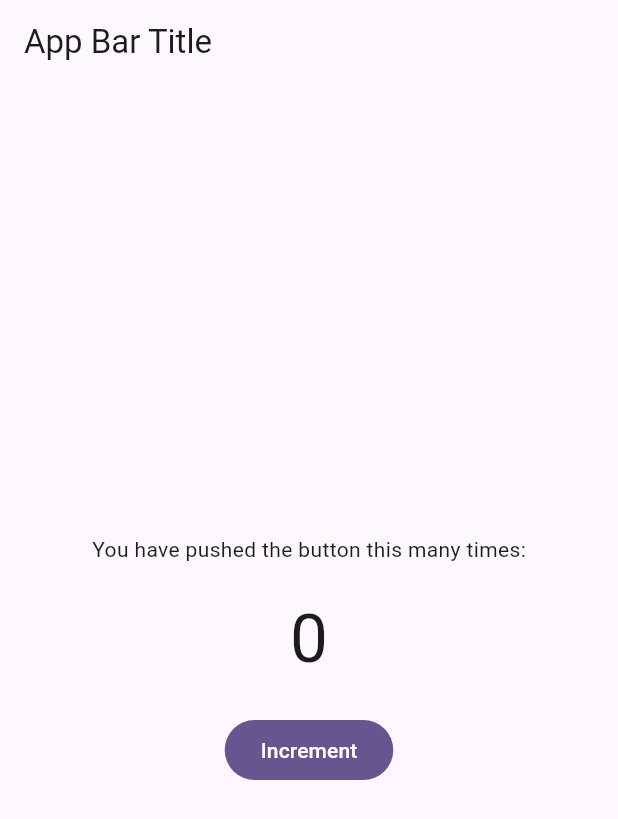
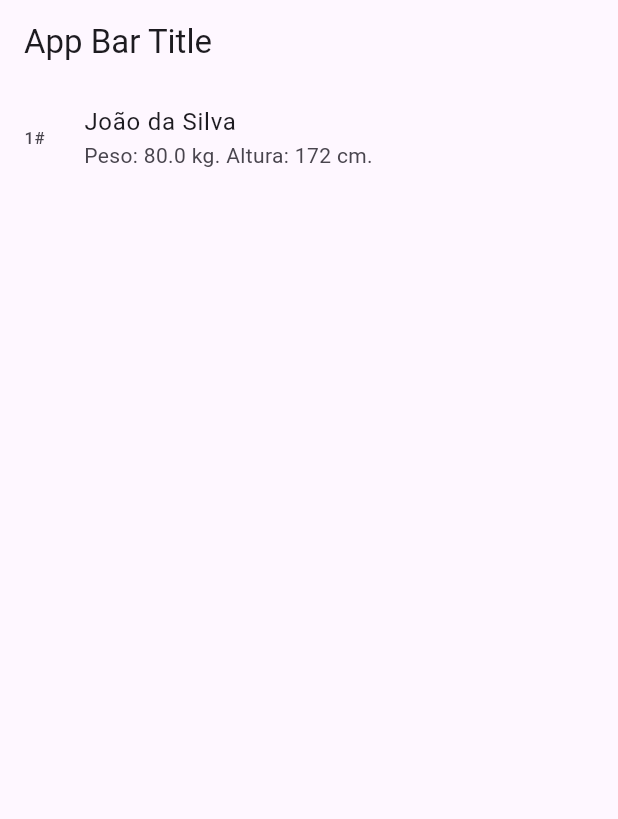
Before and after one commit to viniciusdacunhaferreira/desenvolvimento_flutter_iniciante, a Flutter app: the screen it shows after launch, on a phone screen of 412 x 824 dp. Shown: the top 819 px of the screen. Run offline on Flutter 3.47's test engine with Material 3 defaults, Android fonts, the phone set to English and light mode, and no system bars.

Commit message:
Restruturando Projeto

```diff
--- a/lib/main.dart
+++ b/lib/main.dart
@@ -1,4 +1,6 @@
 import 'package:flutter/material.dart';
+
+import 'widgets/body.dart';
 
 void main() {
   runApp(const MyApp());
@@ -21,48 +23,3 @@ class MyApp extends StatelessWidget {
     );
   }
 }
-
-class Body extends StatefulWidget {
-  const Body({super.key});
-
-  @override
-  State<Body> createState() => _BodyState();
-}
-
-class _BodyState extends State<Body> {
-  int counter = 0;
-
-  @override
-  Widget build(BuildContext context) {
-    return Column(
-      mainAxisAlignment: MainAxisAlignment.center,
-      children: [
-        Row(
-          mainAxisAlignment: MainAxisAlignment.center,
-          children: [
-            Text(
-              'You have pushed the button this many times:',
-              style: TextTheme.of(context).bodyMedium,
-            ),
-          ],
-        ),
-        SizedBox(height: 24),
-        Row(
-          mainAxisAlignment: MainAxisAlignment.center,
-          children: [
-            Text('$counter', style: TextTheme.of(context).displayMedium),
-          ],
-        ),
-        SizedBox(height: 24),
-        FilledButton(
-          onPressed: () {
-            setState(() {
-              counter++;
-            });
-          },
-          child: Text('Increment'),
-        ),
-      ],
-    );
-  }
-}
--- /dev/null
+++ b/lib/models/person.dart
@@ -0,0 +1,13 @@
+class Person {
+  Person({
+    required this.id,
+    required this.name,
+    required this.height,
+    required this.weight,
+  });
+
+  int id;
+  String name;
+  int height;
+  double weight;
+}
--- /dev/null
+++ b/lib/widgets/body.dart
@@ -0,0 +1,26 @@
+import 'package:flutter/material.dart';
+
+import '../models/person.dart';
+import 'person_list_tile.dart';
+
+class Body extends StatefulWidget {
+  const Body({super.key});
+
+  @override
+  State<Body> createState() => _BodyState();
+}
+
+class _BodyState extends State<Body> {
+  int counter = 0;
+
+  @override
+  Widget build(BuildContext context) {
+    return Column(
+      children: [
+        PersonListTile(
+          person: Person(id: 1, name: 'João da Silva', height: 172, weight: 80),
+        ),
+      ],
+    );
+  }
+}
--- /dev/null
+++ b/lib/widgets/person_list_tile.dart
@@ -0,0 +1,18 @@
+import 'package:flutter/material.dart';
+
+import '../models/person.dart';
+
+class PersonListTile extends StatelessWidget {
+  const PersonListTile({super.key, required this.person});
+
+  final Person person;
+
+  @override
+  Widget build(BuildContext context) {
+    return ListTile(
+      leading: Text('${person.id}#'),
+      title: Text(person.name),
+      subtitle: Text('Peso: ${person.weight} kg. Altura: ${person.height} cm.'),
+    );
+  }
+}
```
